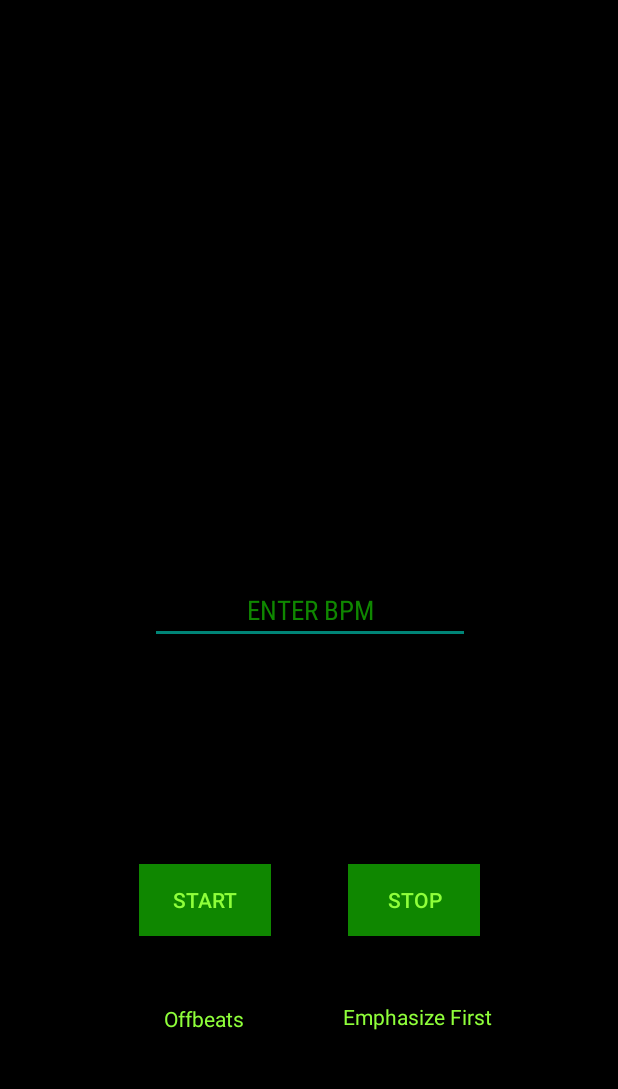
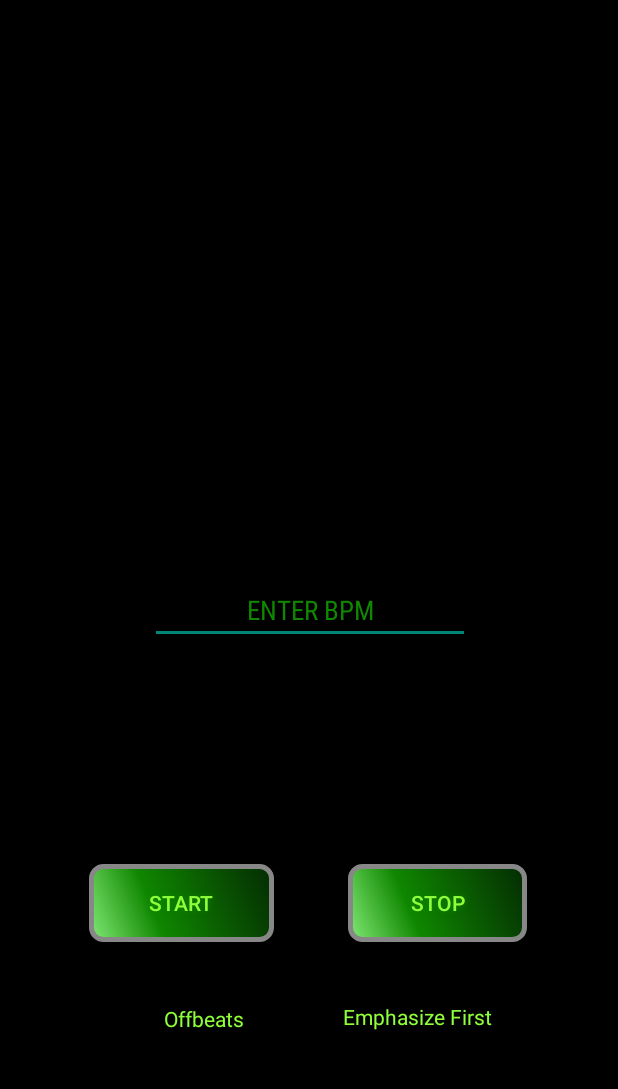
Before and after one commit to evanliu2/Doctor, an Android app: the screen it shows after launch (MainActivity), on a phone screen of 412 x 824 dp, the part 84-1173 px from its top. Run offline under Robolectric (Android 15) with nearby library versions, the phone set to English and light mode, and no system bars.

Commit message:
Changed start and stop button design

```diff
--- a/app/src/main/java/com/example/doctor/MainActivity.java
+++ b/app/src/main/java/com/example/doctor/MainActivity.java
@@ -52,7 +52,9 @@
                 soundPool.autoResume();
 
                 start.setEnabled(false);
+                start.setVisibility(View.INVISIBLE);
                 stop.setEnabled(true);
+                stop.setVisibility(View.VISIBLE);
 
                 //Empty?
                 if(bpm.length() != 0) {
@@ -161,7 +163,9 @@
                 if(stopped)
                 {
                     start.setEnabled(true);
+                    start.setVisibility(View.VISIBLE);
                     stop.setEnabled(false);
+                    stop.setVisibility(View.INVISIBLE);
                 }
 
             }
--- /dev/null
+++ b/app/src/main/res/drawable/buttonshape_startstop.xml
@@ -0,0 +1,28 @@
+<?xml version="1.0" encoding="utf-8"?>
+<shape xmlns:android="http://schemas.android.com/apk/res/android" android:shape="rectangle" >
+    <corners
+        android:radius="8dp"
+        />
+    <gradient
+        android:angle="45"
+        android:centerX="35%"
+        android:centerColor="#0F8700"
+        android:startColor="#80E874"
+        android:endColor="#042B03"
+        android:type="linear"
+        />
+    <padding
+        android:left="0dp"
+        android:top="0dp"
+        android:right="0dp"
+        android:bottom="0dp"
+        />
+    <size
+        android:width="270dp"
+        android:height="60dp"
+        />
+    <stroke
+        android:width="3dp"
+        android:color="#878787"
+        />
+</shape>
--- a/app/src/main/res/layout/activity_main.xml
+++ b/app/src/main/res/layout/activity_main.xml
@@ -9,15 +9,19 @@
 
     <Button
         android:id="@+id/button_main_stop"
-        android:layout_width="wrap_content"
-        android:layout_height="wrap_content"
-        android:layout_marginBottom="144dp"
+        android:layout_width="119dp"
+        android:layout_height="52dp"
+        android:layout_marginBottom="140dp"
+        android:background="@drawable/buttonshape_startstop"
+        android:shadowColor="#0F8700"
+        android:shadowDx="0"
+        android:shadowDy="0"
+        android:shadowRadius="5"
         android:text="Stop"
         android:textColor="@color/lightgreen"
-        android:background="@color/darkgreen"
         app:layout_constraintBottom_toBottomOf="parent"
         app:layout_constraintEnd_toEndOf="parent"
-        app:layout_constraintHorizontal_bias="0.716"
+        app:layout_constraintHorizontal_bias="0.792"
         app:layout_constraintStart_toStartOf="parent" />
 
     <EditText
@@ -40,15 +44,19 @@
 
     <Button
         android:id="@+id/button_main_start"
-        android:layout_width="wrap_content"
-        android:layout_height="wrap_content"
-        android:layout_marginBottom="144dp"
+        android:layout_width="123dp"
+        android:layout_height="52dp"
+        android:layout_marginBottom="140dp"
+        android:background="@drawable/buttonshape_startstop"
+        android:shadowColor="#0F8700"
+        android:shadowDx="0"
+        android:shadowDy="0"
+        android:shadowRadius="5"
         android:text="Start"
-        android:background="@color/darkgreen"
         android:textColor="@color/lightgreen"
         app:layout_constraintBottom_toBottomOf="parent"
         app:layout_constraintEnd_toEndOf="parent"
-        app:layout_constraintHorizontal_bias="0.287"
+        app:layout_constraintHorizontal_bias="0.206"
         app:layout_constraintStart_toStartOf="parent" />
 
     <TextView
```
